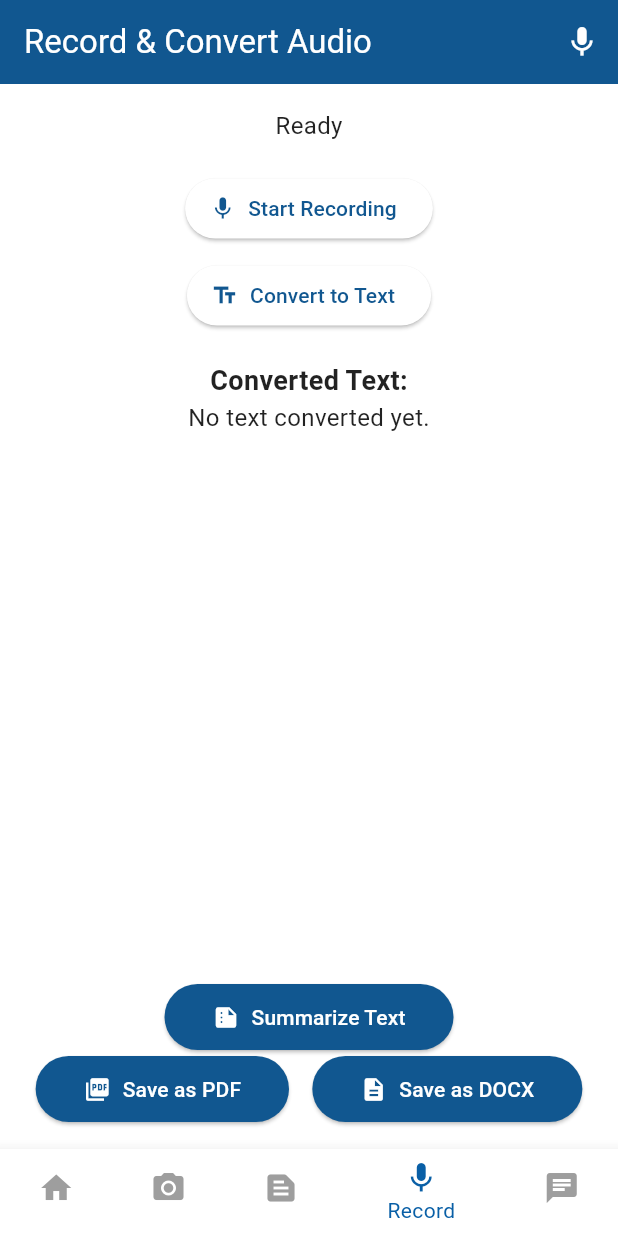
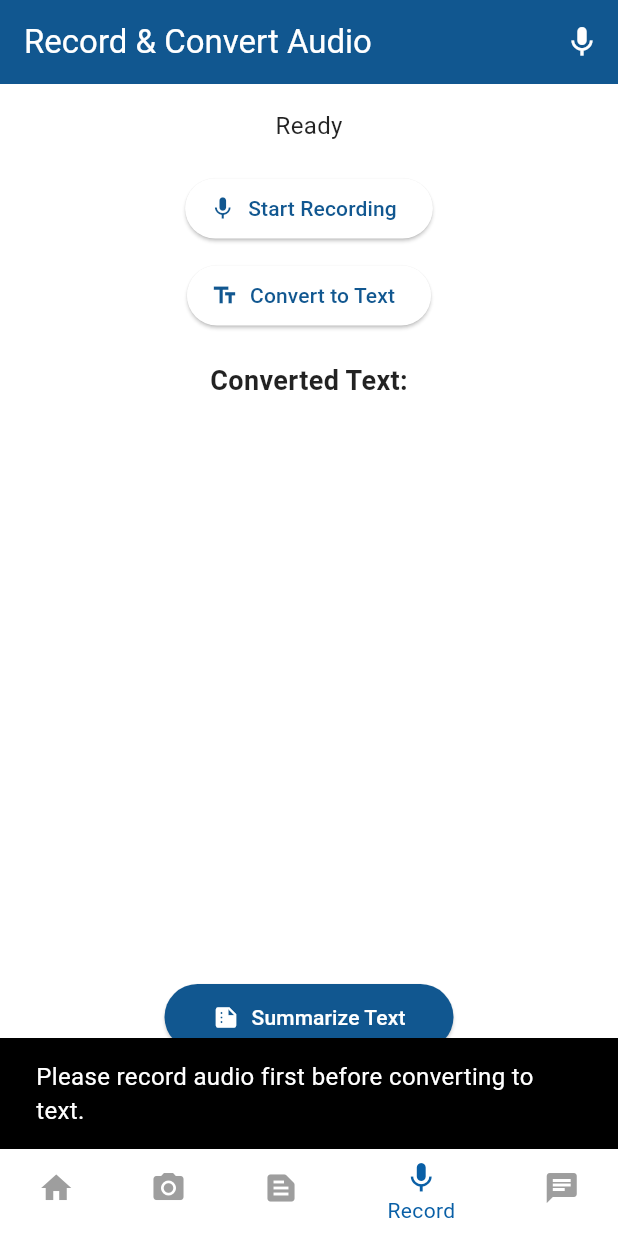
Before and after one commit to Mach-web/HandwrittenNotesToAudio_flutterApp, a Flutter app: the screen it shows after launch, item 4 of the bottom bar chosen, after a tap on "Convert to Text", on a phone screen of 412 x 824 dp. Run offline on Flutter 3.47's test engine with Material 3 defaults, Android fonts, the phone set to English and light mode, and no system bars; our stand-ins replace audioplayers, file_picker, firebase_core, firebase_vertexai, flutter_widget_from_html_core, get and 3 more; missing offline and left inert: docx_template, flutter_sound, syncfusion_flutter_pdf; accounts and stored records are empty; generated files the repository leaves out were written again.

```diff
--- a/lib/views/capture/audio.dart
+++ b/lib/views/capture/audio.dart
@@ -1,7 +1,7 @@
 import 'package:flutter/material.dart';
 import 'package:audioplayers/audioplayers.dart';
 import 'package:get/get.dart';
-import 'package:notestoaudio/Machine_learning/text_to_audio.dart';
+import 'package:notestoaudio/machine_learning/text_to_audio.dart';
 import 'package:notestoaudio/controllers/text_controller.dart';
 import 'package:notestoaudio/download.dart';
 
--- a/lib/views/record.dart
+++ b/lib/views/record.dart
@@ -26,8 +26,9 @@ class _AudioRecordingPageState extends State<AudioRecordingPage> {
   Duration _recordingDuration = Duration.zero;
   Duration _playingPosition = Duration.zero;
   Duration _playingTotalDuration = Duration.zero;
-  final TextEditingController _textController = TextEditingController();
+
   final Transcription _transcription = Transcription();
+  bool _isTranscribeLoading = false;
 
   @override
   void initState() {
@@ -185,10 +186,43 @@ class _AudioRecordingPageState extends State<AudioRecordingPage> {
             const SizedBox(height: 10),
             ElevatedButton.icon(
               icon: Icon(Icons.text_fields),
-              label: Text('Convert to Text'),
-              onPressed: () {
+              label:
+                  _isTranscribeLoading
+                      ? CircularProgressIndicator(color: Colors.white,)
+                      : Text('Convert to Text'),
+              style:
+                  _audioPath != null
+                      ? ElevatedButton.styleFrom(
+                        backgroundColor: Theme.of(context).colorScheme.primary,
+                        foregroundColor: Colors.white,
+                        padding: const EdgeInsets.symmetric(
+                          horizontal: 32,
+                          vertical: 12,
+                        ),
+                        shape: RoundedRectangleBorder(
+                          borderRadius: BorderRadius.circular(30),
+                        ),
+                      )
+                      : null,
+              onPressed: () async {
                 if (_audioPath != null) {
-                  _transcription.transcribeAudioAndCleanup(_audioPath!);
+                  setState(() {
+                    _isTranscribeLoading = true;
+                  });
+                  bool isTranscribeComplete = await _transcription
+                      .transcribeAudioAndCleanup(audioPath: _audioPath!, context: context);
+                  setState(() {
+                    _isTranscribeLoading = !isTranscribeComplete;
+                  });
+                } else {
+                  ScaffoldMessenger.of(context).showSnackBar(
+                    SnackBar(
+                      content: Text(
+                        'Please record audio first before converting to text.',
+                      ),
+                      duration: Duration(seconds: 2),
+                    ),
+                  );
                 }
               },
             ),
@@ -200,9 +234,7 @@ class _AudioRecordingPageState extends State<AudioRecordingPage> {
             Expanded(
               child: SingleChildScrollView(
                 child: Text(
-                  _textController.text.isNotEmpty
-                      ? _textController.text
-                      : 'No text converted yet.',
+                  _transcription.textController.text,
                   style: TextStyle(fontSize: 16),
                 ),
               ),
@@ -244,7 +276,7 @@ class _AudioRecordingPageState extends State<AudioRecordingPage> {
                   onPressed:
                       () => _download.downloadAsPDF(
                         context: context,
-                        convertedText: _textController.text,
+                        convertedText: _transcription.textController.text,
                       ),
                 ),
                 ElevatedButton.icon(
@@ -264,7 +296,7 @@ class _AudioRecordingPageState extends State<AudioRecordingPage> {
                   onPressed:
                       () => _download.downloadAsDOCX(
                         context: context,
-                        convertedText: _textController.text,
+                        convertedText: _transcription.textController.text,
                       ),
                 ),
               ],
--- a/lib/views/summarization.dart
+++ b/lib/views/summarization.dart
@@ -4,7 +4,7 @@ import 'package:file_picker/file_picker.dart';
 import 'package:get/get.dart';
 import 'package:syncfusion_flutter_pdf/pdf.dart';
 import 'package:flutter_widget_from_html_core/flutter_widget_from_html_core.dart';
-import 'package:notestoaudio/Machine_learning/docs_pdf.dart';
+import 'package:notestoaudio/machine_learning/docs_pdf.dart';
 
 class SummarizationPage extends StatefulWidget {
   const SummarizationPage({super.key});
```
